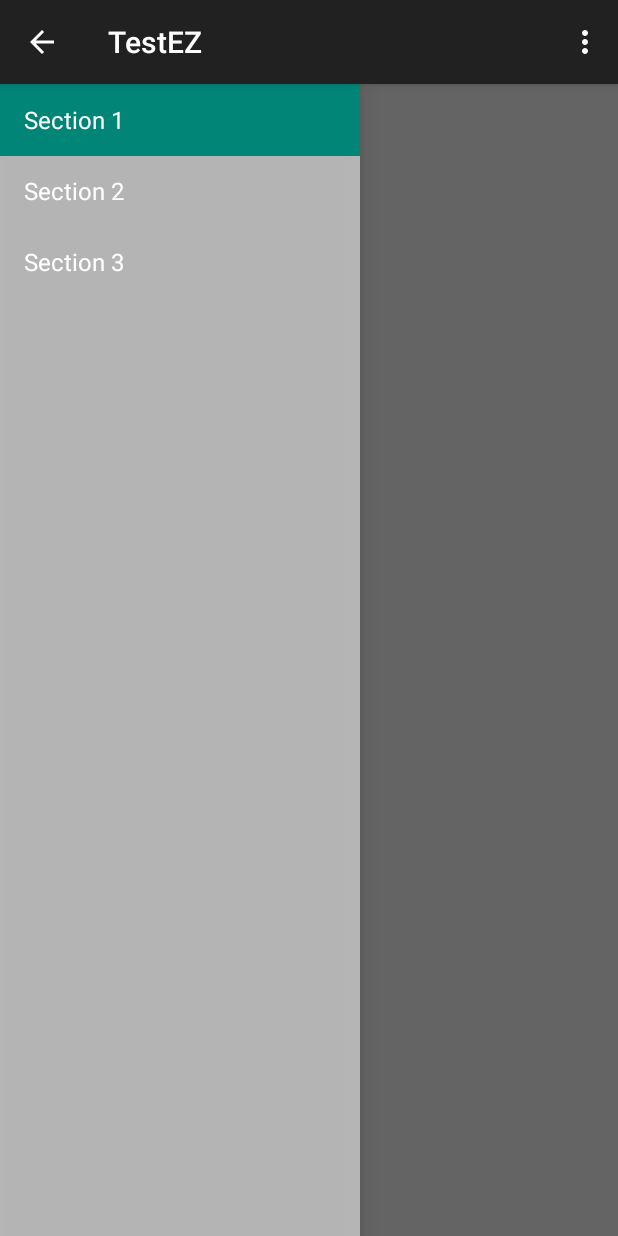
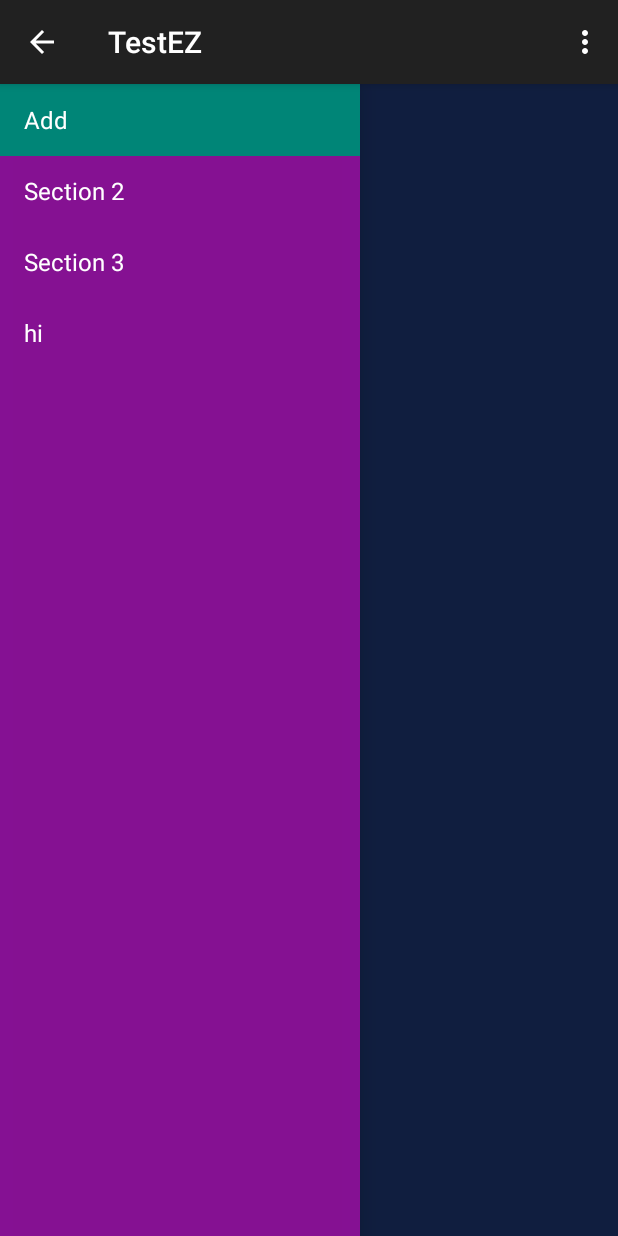
Before and after one commit to ucsdCSE110wi16/CSE110M260T12, an Android app: the screen it shows after launch (MainActivity), on a phone screen of 412 x 824 dp. Run offline under Robolectric (Android 15) with nearby library versions, the light colour scheme and no system bars; libraries missing offline, so code that uses them is left out: com.facebook, com.facebook.login; 9 statements that could not run were skipped.

Commit message:
New branch

```diff
--- a/app/src/main/java/com/cards/flash/testez/MainActivity.java
+++ b/app/src/main/java/com/cards/flash/testez/MainActivity.java
@@ -67,8 +67,9 @@ public class MainActivity extends ActionBarActivity
                 mTitle = getString(R.string.title_section2);
                 break;
             case 3:
-                mTitle = getString(R.string.title_section3);
+                mTitle = "test";
                 break;
+
         }
     }
 
--- a/app/src/main/java/com/cards/flash/testez/NavigationDrawerFragment.java
+++ b/app/src/main/java/com/cards/flash/testez/NavigationDrawerFragment.java
@@ -105,6 +105,7 @@ public class NavigationDrawerFragment extends Fragment {
                         getString(R.string.title_section1),
                         getString(R.string.title_section2),
                         getString(R.string.title_section3),
+                        "hi",
                 }));
         mDrawerListView.setItemChecked(mCurrentSelectedPosition, true);
         return mDrawerListView;
--- a/app/src/main/res/layout/drawer_main.xml
+++ b/app/src/main/res/layout/drawer_main.xml
@@ -2,7 +2,7 @@
     xmlns:tools="http://schemas.android.com/tools"
     android:layout_width="match_parent"
     android:layout_height="match_parent"
-    android:background="#cccc"
+    android:background="#cca310aa"
     android:choiceMode="singleChoice"
     android:divider="@android:color/transparent"
     android:dividerHeight="0dp"
--- a/app/src/main/res/layout/fragment_main.xml
+++ b/app/src/main/res/layout/fragment_main.xml
@@ -6,7 +6,8 @@
     android:paddingLeft="@dimen/activity_horizontal_margin"
     android:paddingRight="@dimen/activity_horizontal_margin"
     android:paddingTop="@dimen/activity_vertical_margin"
-    tools:context="com.cards.flash.testez.MainActivity$PlaceholderFragment">
+    tools:context="com.cards.flash.testez.MainActivity$PlaceholderFragment"
+    android:background="#284b9e">
 
     <TextView
         android:id="@+id/section_label"
--- a/app/src/main/res/layout/main_activity.xml
+++ b/app/src/main/res/layout/main_activity.xml
@@ -11,7 +11,8 @@
     <FrameLayout
         android:id="@+id/container"
         android:layout_width="match_parent"
-        android:layout_height="match_parent" />
+        android:layout_height="match_parent"
+        android:background="#a01313" />
 
     <!-- The drawer is given a fixed width in dp and extends the full height of
          the container. -->
--- a/app/src/main/res/values/strings.xml
+++ b/app/src/main/res/values/strings.xml
@@ -6,7 +6,7 @@
     <string name="facebook_app_id">1072209529498691</string>
     <string name="title_activity_main">MainActivity</string>
 
-    <string name="title_section1">Section 1</string>
+    <string name="title_section1">Add</string>
     <string name="title_section2">Section 2</string>
     <string name="title_section3">Section 3</string>
 
```
